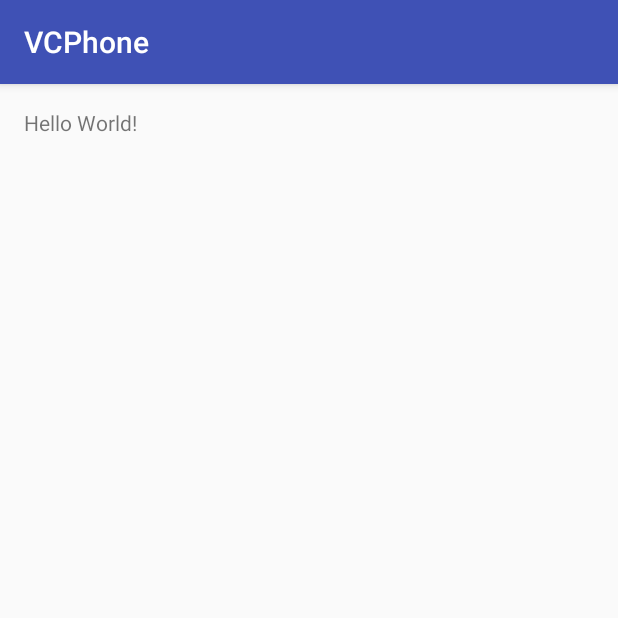
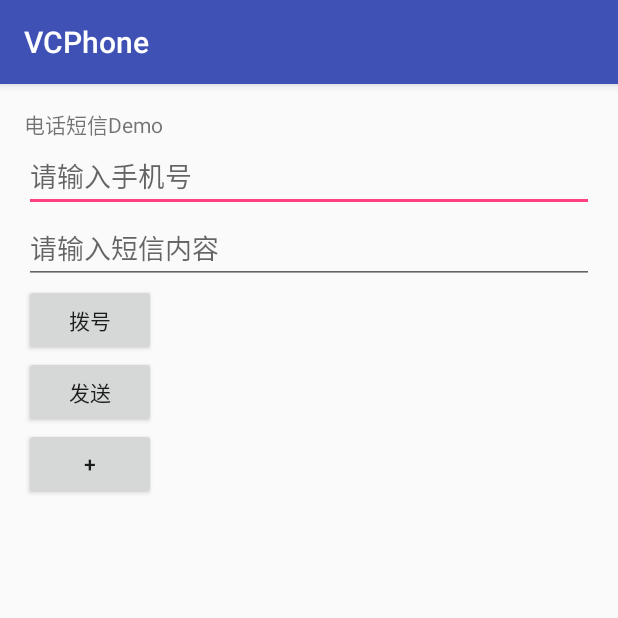
Before and after one commit to Vincentlz/VCPhone, an Android app: the screen it shows after launch (MainActivity), on a phone screen of 412 x 824 dp, the top half of it. Run offline under Robolectric (Android 15) with nearby library versions, the phone set to English and light mode, and no system bars.

Commit message:
初始化布局

```diff
--- a/app/src/main/res/layout/activity_main.xml
+++ b/app/src/main/res/layout/activity_main.xml
@@ -1,10 +1,11 @@
 <?xml version="1.0" encoding="utf-8"?>
-<RelativeLayout
+<LinearLayout
     xmlns:android="http://schemas.android.com/apk/res/android"
     xmlns:tools="http://schemas.android.com/tools"
     android:id="@+id/activity_main"
     android:layout_width="match_parent"
     android:layout_height="match_parent"
+    android:orientation="vertical"
     android:paddingBottom="@dimen/activity_vertical_margin"
     android:paddingLeft="@dimen/activity_horizontal_margin"
     android:paddingRight="@dimen/activity_horizontal_margin"
@@ -14,5 +15,31 @@
     <TextView
         android:layout_width="wrap_content"
         android:layout_height="wrap_content"
-        android:text="Hello World!"/>
-</RelativeLayout>
+        android:text="电话短信Demo"/>
+
+    <EditText
+        android:layout_width="match_parent"
+        android:layout_height="wrap_content"
+        android:hint="请输入手机号"/>
+
+    <EditText
+        android:layout_width="match_parent"
+        android:layout_height="wrap_content"
+        android:hint="请输入短信内容"/>
+
+    <Button
+        android:layout_width="wrap_content"
+        android:layout_height="wrap_content"
+        android:text="拨号"/>
+
+    <Button
+        android:layout_width="wrap_content"
+        android:layout_height="wrap_content"
+        android:text="发送"/>
+
+    <Button
+        android:layout_width="wrap_content"
+        android:layout_height="wrap_content"
+        android:text="+"/>
+
+</LinearLayout>
```
